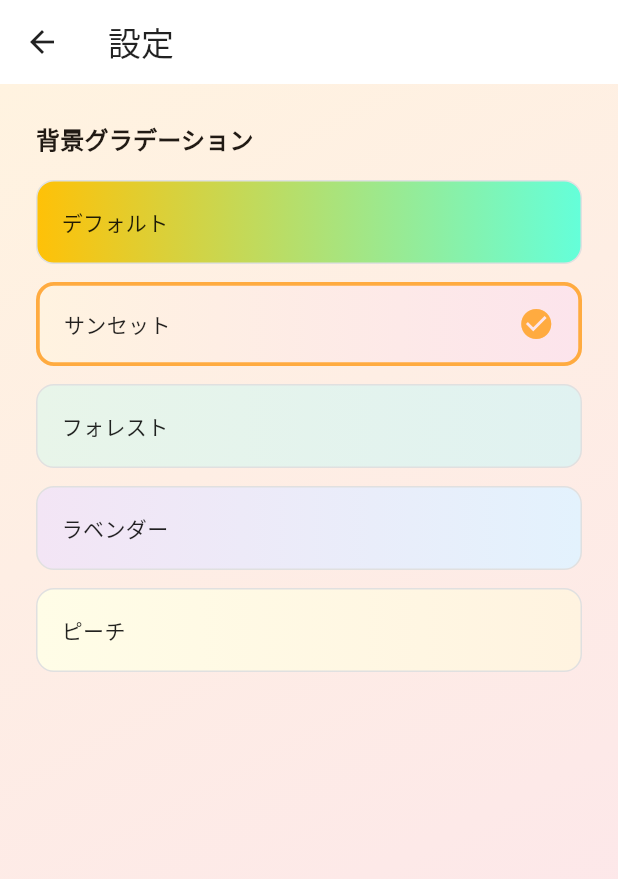
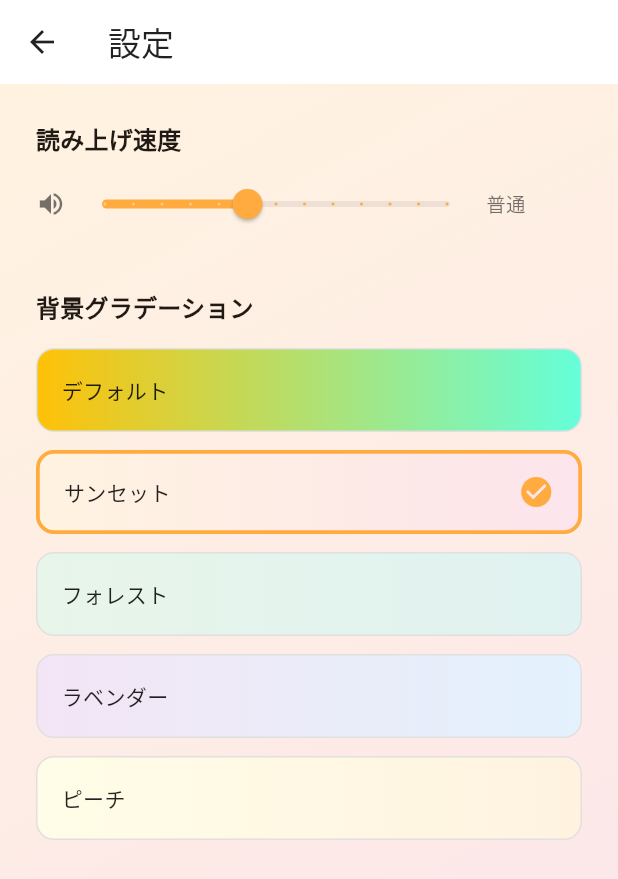
Before and after one commit to mikejohan/vocasnap, a Flutter app: the SettingsPage screen opened directly, after a tap on "サンセット", on a phone screen of 412 x 824 dp. Shown: the top 879 px of the screen. Run offline on Flutter 3.47's test engine with Material 3 defaults, Android fonts, the phone set to English and light mode, and no system bars; our stand-ins replace camera, flutter_tts, image_gallery_saver, share_plus, shared_preferences; accounts and stored records are empty.

Commit message:
設定ページに読み上げ速度スライダーを追加、速度を毎回反映
Co-Authored-By: Claude Sonnet 4.6 <noreply@anthropic.com>

```diff
--- a/lib/constants.dart
+++ b/lib/constants.dart
@@ -2,4 +2,6 @@ const String kAppName = 'Vocasnap';
 const String kAppSubTitle = 'AI-powered word discovery';
 const String kDeveloperName = 'Shintaro Horiguchi';
 const String kContactEmail = 'johanmike549@gmail.com';
-const int kDailyApiLimit = 16;
+const int kDailyApiLimit = 30;
+const String kTtsSpeechRateKey = 'tts_speech_rate';
+const double kTtsSpeechRateDefault = 0.45;
--- a/lib/pages/camera_page.dart
+++ b/lib/pages/camera_page.dart
@@ -72,7 +72,9 @@ class _CameraPageState extends State<CameraPage> {
 
   Future<void> _initTts() async {
     await _tts.setLanguage('en-US');
-    await _tts.setSpeechRate(0.45);
+    final prefs = await SharedPreferences.getInstance();
+    final rate = prefs.getDouble(kTtsSpeechRateKey) ?? kTtsSpeechRateDefault;
+    await _tts.setSpeechRate(rate);
     // premium音声が利用可能であれば優先して使用
     final voices = await _tts.getVoices as List?;
     if (voices != null) {
@@ -317,6 +319,9 @@ class _CameraPageState extends State<CameraPage> {
                                         await _tts.stop();
                                         setSheetState(() => isSpeaking = false);
                                       } else {
+                                        final prefs = await SharedPreferences.getInstance();
+                                        final rate = prefs.getDouble(kTtsSpeechRateKey) ?? kTtsSpeechRateDefault;
+                                        await _tts.setSpeechRate(rate);
                                         setSheetState(() => isSpeaking = true);
                                         await _tts.speak(english);
                                       }
--- a/lib/pages/settings_page.dart
+++ b/lib/pages/settings_page.dart
@@ -1,9 +1,42 @@
 import 'package:flutter/material.dart';
+import 'package:shared_preferences/shared_preferences.dart';
+import 'package:cac/constants.dart';
 import 'package:cac/theme/gradient_config.dart';
 import 'package:cac/widgets/gradient_background.dart';
 
-class SettingsPage extends StatelessWidget {
+class SettingsPage extends StatefulWidget {
   const SettingsPage({super.key});
+
+  @override
+  State<SettingsPage> createState() => _SettingsPageState();
+}
+
+class _SettingsPageState extends State<SettingsPage> {
+  double _speechRate = kTtsSpeechRateDefault;
+
+  @override
+  void initState() {
+    super.initState();
+    _loadSpeechRate();
+  }
+
+  Future<void> _loadSpeechRate() async {
+    final prefs = await SharedPreferences.getInstance();
+    final rate = prefs.getDouble(kTtsSpeechRateKey) ?? kTtsSpeechRateDefault;
+    if (mounted) setState(() => _speechRate = rate);
+  }
+
+  Future<void> _saveSpeechRate(double rate) async {
+    final prefs = await SharedPreferences.getInstance();
+    await prefs.setDouble(kTtsSpeechRateKey, rate);
+  }
+
+  String _rateLabel(double rate) {
+    if (rate < 0.3) return '遅い';
+    if (rate < 0.5) return '普通';
+    if (rate < 0.65) return '速い';
+    return 'とても速い';
+  }
 
   @override
   Widget build(BuildContext context) {
@@ -14,6 +47,37 @@ class SettingsPage extends StatelessWidget {
         child: ListView(
           padding: const EdgeInsets.all(24),
           children: [
+            Text(
+              '読み上げ速度',
+              style: Theme.of(context).textTheme.titleMedium?.copyWith(fontWeight: FontWeight.bold),
+            ),
+            const SizedBox(height: 8),
+            Row(
+              children: [
+                const Icon(Icons.volume_up, color: Colors.black54, size: 20),
+                Expanded(
+                  child: Slider(
+                    value: _speechRate,
+                    min: 0.2,
+                    max: 0.8,
+                    divisions: 12,
+                    activeColor: Colors.orangeAccent,
+                    onChanged: (value) {
+                      setState(() => _speechRate = value);
+                    },
+                    onChangeEnd: _saveSpeechRate,
+                  ),
+                ),
+                SizedBox(
+                  width: 64,
+                  child: Text(
+                    _rateLabel(_speechRate),
+                    style: const TextStyle(fontSize: 13, color: Colors.black54),
+                  ),
+                ),
+              ],
+            ),
+            const SizedBox(height: 32),
             Text(
               '背景グラデーション',
               style: Theme.of(context).textTheme.titleMedium?.copyWith(fontWeight: FontWeight.bold),
```
